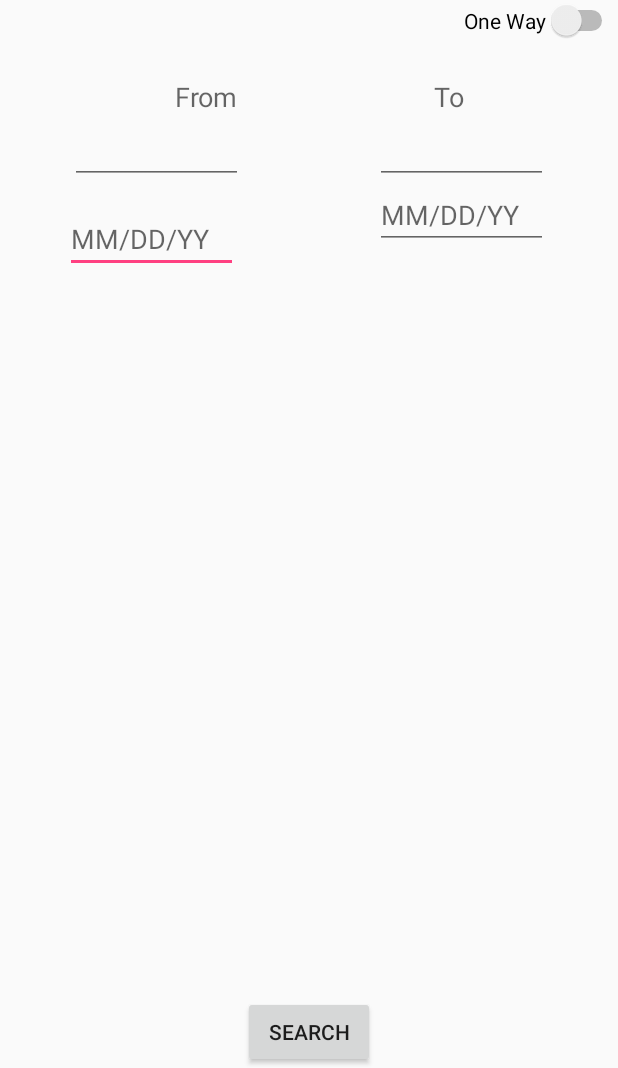
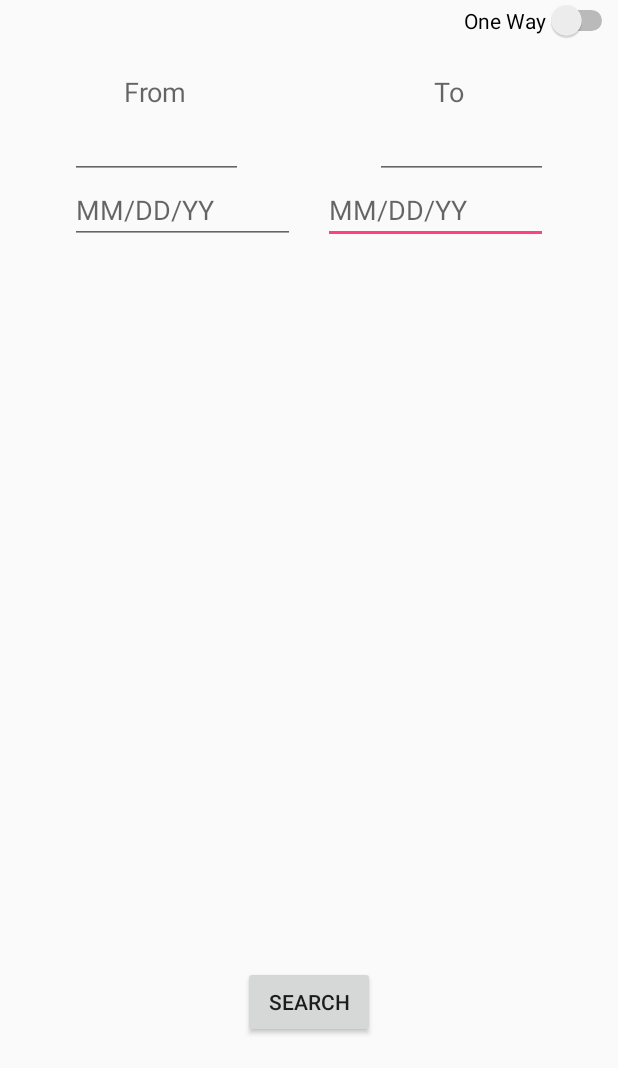
Before and after one commit to violetaria/FlyAway, an Android app: the screen it shows after launch (MainActivity), on a phone screen of 412 x 824 dp, the part 168-1236 px from its top. Run offline under Robolectric (Android 15) with nearby library versions, the phone set to English and light mode, and no system bars.

Commit message:
update layout

```diff
--- a/app/src/main/res/layout/activity_main.xml
+++ b/app/src/main/res/layout/activity_main.xml
@@ -33,8 +33,8 @@
         android:textAppearance="@android:style/TextAppearance.Material.Medium"
         tools:layout_editor_absoluteX="260dp"
         tools:layout_editor_absoluteY="94dp"
-        android:layout_below="@+id/tvTitle" android:layout_alignEnd="@+id/editText"
-        android:layout_marginTop="52dp"/>
+        android:layout_marginTop="21dp" android:layout_below="@+id/switch1"
+        android:layout_toStartOf="@+id/tvTitle" android:layout_marginEnd="34dp"/>
     <TextView
         android:id="@+id/tvTo"
         android:layout_width="wrap_content"
@@ -44,28 +44,24 @@
         tools:layout_editor_absoluteY="94dp"
         android:layout_above="@+id/actvFrom" android:layout_toStartOf="@+id/switch1"/>
     <EditText
-        android:id="@+id/editText"
-        android:layout_width="115dp"
+        android:id="@+id/etToDate"
+        android:layout_width="150dp"
         android:layout_height="43dp"
-        android:layout_marginTop="16dp" android:ems="10"
-        android:hint="@string/mm_dd_yy" android:inputType="date"
-        tools:layout_editor_absoluteX="233dp" tools:layout_editor_absoluteY="194dp"
-        android:layout_below="@+id/actvFrom" android:layout_toStartOf="@+id/tvTitle"/>
-    <EditText
-        android:id="@+id/editText2"
-        android:layout_width="115dp"
-        android:layout_height="43dp"
-        android:layout_alignStart="@+id/actvTo" android:layout_below="@+id/actvTo"
         android:ems="10" android:hint="@string/mm_dd_yy"
         android:inputType="date" tools:layout_editor_absoluteX="33dp"
-        tools:layout_editor_absoluteY="194dp"/>
+        tools:layout_editor_absoluteY="194dp" android:layout_below="@+id/actvFrom"
+        android:layout_alignEnd="@+id/actvTo"/>
     <Button
         android:id="@+id/button"
         android:layout_width="wrap_content"
-        android:layout_height="wrap_content" android:elevation="0dp"
+        android:layout_height="wrap_content"
+        android:layout_alignParentBottom="true"
+        android:layout_alignParentEnd="false"
+        android:layout_alignParentRight="false" android:layout_alignParentTop="false"
+        android:layout_alignWithParentIfMissing="false" android:layout_centerHorizontal="true"
+        android:layout_marginBottom="20dp" android:elevation="0dp"
         android:text="@string/search" tools:layout_editor_absoluteX="148dp"
-        tools:layout_editor_absoluteY="284dp"
-        android:layout_alignParentBottom="true" android:layout_centerHorizontal="true"/>
+        tools:layout_editor_absoluteY="284dp"/>
     <AutoCompleteTextView
         android:id="@+id/actvFrom"
         android:layout_width="115dp"
@@ -78,5 +74,12 @@
         android:layout_height="46dp"
         tools:layout_editor_absoluteX="33dp" tools:layout_editor_absoluteY="134dp"
         android:layout_below="@+id/tvTo" android:layout_toEndOf="@+id/button"/>
+    <EditText
+        android:id="@+id/etFromDate"
+        android:layout_width="150dp"
+        android:layout_height="wrap_content"
+        android:layout_alignBottom="@+id/etToDate" android:layout_alignStart="@+id/actvFrom"
+        android:ems="10"
+        android:hint="@string/mm_dd_yy" android:inputType="date"/>
 
 </RelativeLayout>
```
